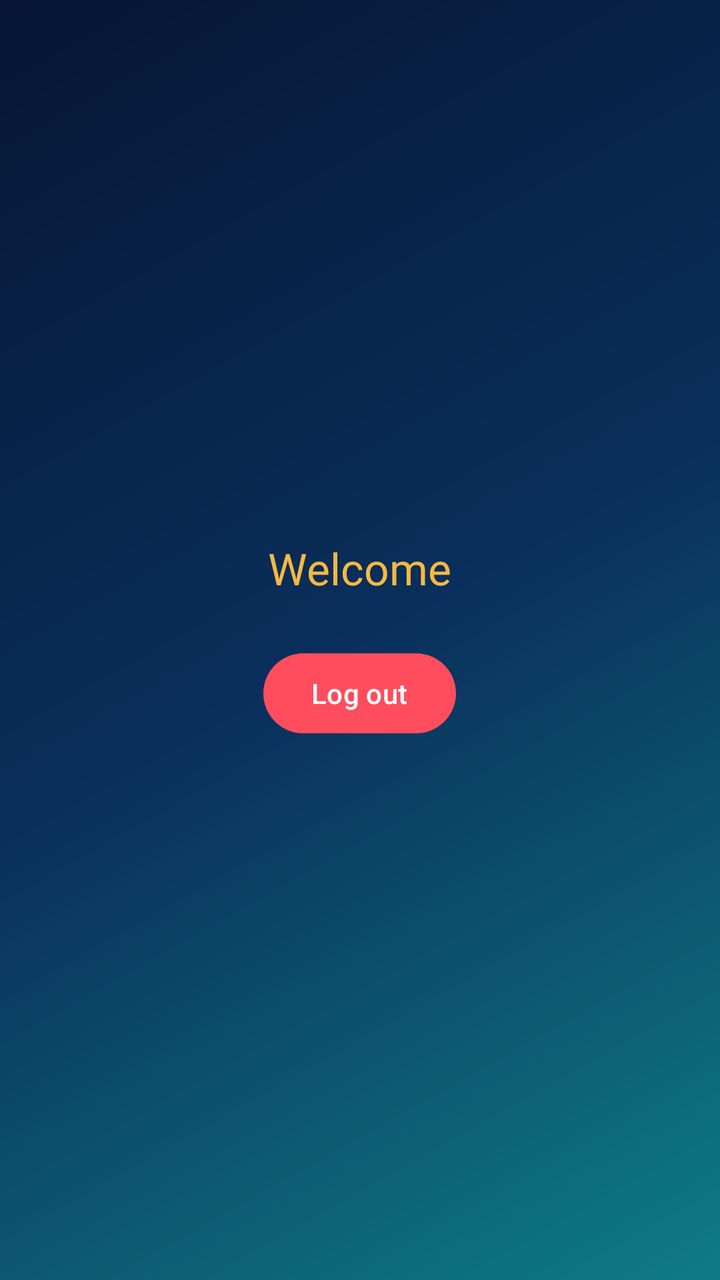
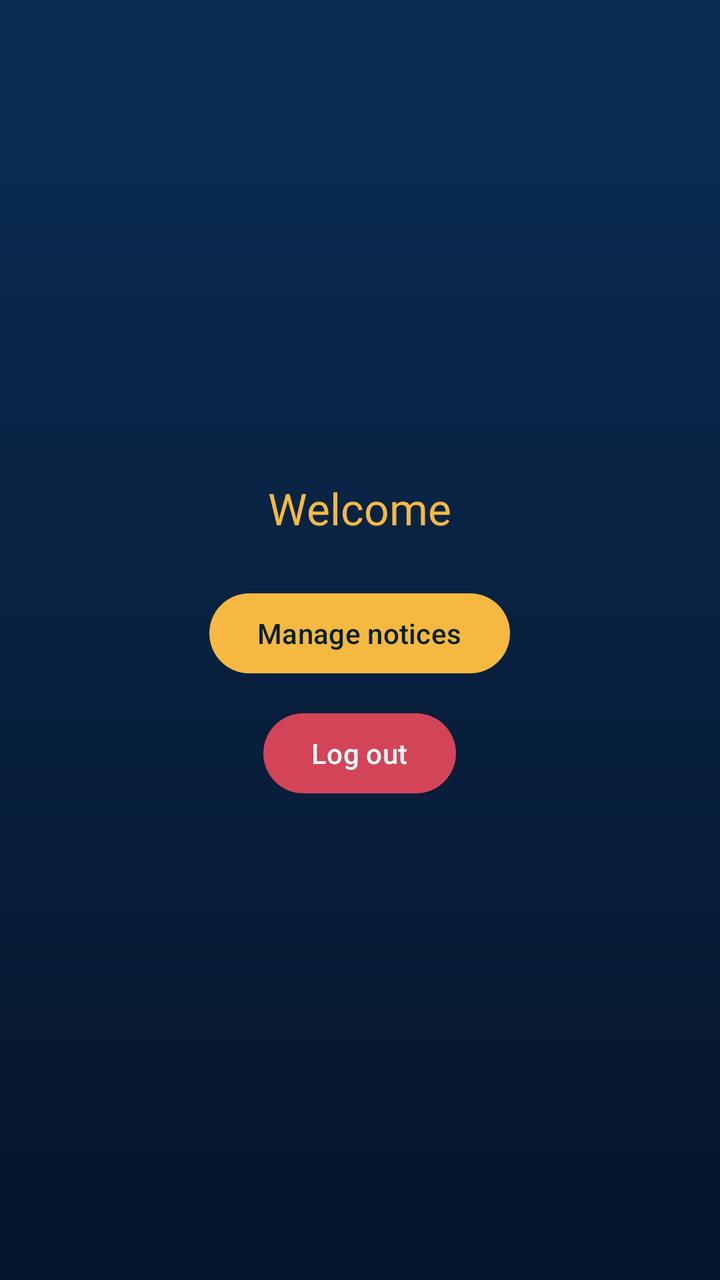

An Android layout rendered at two revisions. The XML below is the earlier revision; the diff shows what the commit changed to produce the second picture.
<!-- AndroidManifest.xml: application theme Theme.CampusPulse -->
<!-- res/layout/activity_admin_dashboard.xml -->
<?xml version="1.0" encoding="utf-8"?>
<LinearLayout xmlns:android="http://schemas.android.com/apk/res/android"
    xmlns:app="http://schemas.android.com/apk/res-auto"
    android:layout_width="match_parent"
    android:layout_height="match_parent"
    android:background="@drawable/bg_splash"
    android:gravity="center"
    android:orientation="vertical"
    android:padding="24dp">

    <TextView
        android:id="@+id/tvWelcome"
        android:layout_width="wrap_content"
        android:layout_height="wrap_content"
        android:fontFamily="@font/poppins_bold"
        android:text="Welcome"
        android:textColor="@color/admin_gold"
        android:textSize="22sp" />

    <com.google.android.material.button.MaterialButton
        android:id="@+id/btnLogout"
        android:layout_width="wrap_content"
        android:layout_height="wrap_content"
        android:layout_marginTop="24dp"
        android:text="Log out"
        android:textAllCaps="false"
        app:backgroundTint="@color/danger" />
</LinearLayout>
<!-- resources referenced by this layout -->
<resources>
  <color name="admin_gold">#F5B942</color>
  <color name="danger">#FF4D5E</color>
  <!-- drawable bg_splash (drawable) -->
  <?xml version="1.0" encoding="utf-8"?>
  <shape xmlns:android="http://schemas.android.com/apk/res/android">
      <gradient
          android:angle="315"
          android:startColor="@color/splash_navy"
          android:centerColor="@color/splash_blue"
          android:endColor="@color/splash_teal"
          android:type="linear" />
  </shape>
  <style name="Theme.CampusPulse" parent="Theme.Material3.DayNight.NoActionBar" />
  <color name="splash_navy">#061633</color>
  <color name="splash_blue">#0A2F5C</color>
  <color name="splash_teal">#0E7C86</color>
</resources>

<!-- the commit's change to res/layout/activity_admin_dashboard.xml (unified diff, before → after) -->
@@ -3,7 +3,7 @@
     xmlns:app="http://schemas.android.com/apk/res-auto"
     android:layout_width="match_parent"
     android:layout_height="match_parent"
-    android:background="@drawable/bg_splash"
+    android:background="@drawable/bg_dashboard"
     android:gravity="center"
     android:orientation="vertical"
     android:padding="24dp">
@@ -14,15 +14,25 @@
         android:layout_height="wrap_content"
         android:fontFamily="@font/poppins_bold"
         android:text="Welcome"
-        android:textColor="@color/admin_gold"
+        android:textColor="#F5B942"
         android:textSize="22sp" />
+
+    <com.google.android.material.button.MaterialButton
+        android:id="@+id/btnNotices"
+        android:layout_width="wrap_content"
+        android:layout_height="wrap_content"
+        android:layout_marginTop="24dp"
+        android:text="Manage notices"
+        android:textAllCaps="false"
+        android:textColor="#06201E"
+        app:backgroundTint="#F5B942" />
 
     <com.google.android.material.button.MaterialButton
         android:id="@+id/btnLogout"
         android:layout_width="wrap_content"
         android:layout_height="wrap_content"
-        android:layout_marginTop="24dp"
+        android:layout_marginTop="12dp"
         android:text="Log out"
         android:textAllCaps="false"
-        app:backgroundTint="@color/danger" />
+        app:backgroundTint="#D44458" />
 </LinearLayout>
<!-- resource entries referenced after the edit -->
@@ -1,20 +1,10 @@
 <!-- resources referenced by this layout -->
 <resources>
-  <color name="admin_gold">#F5B942</color>
-  <color name="danger">#FF4D5E</color>
-  <!-- drawable bg_splash (drawable) -->
-  <?xml version="1.0" encoding="utf-8"?>
+  <!-- drawable bg_dashboard (drawable) -->
   <shape xmlns:android="http://schemas.android.com/apk/res/android">
-      <gradient
-          android:angle="315"
-          android:startColor="@color/splash_navy"
-          android:centerColor="@color/splash_blue"
-          android:endColor="@color/splash_teal"
-          android:type="linear" />
+      <gradient android:startColor="#0B2D55" android:centerColor="#08213F"
+          android:endColor="#06142B" android:angle="270" />
   </shape>
   <style name="Theme.CampusPulse" parent="Theme.Material3.DayNight.NoActionBar" />
-  <color name="splash_navy">#061633</color>
-  <color name="splash_blue">#0A2F5C</color>
-  <color name="splash_teal">#0E7C86</color>
 </resources>
 
